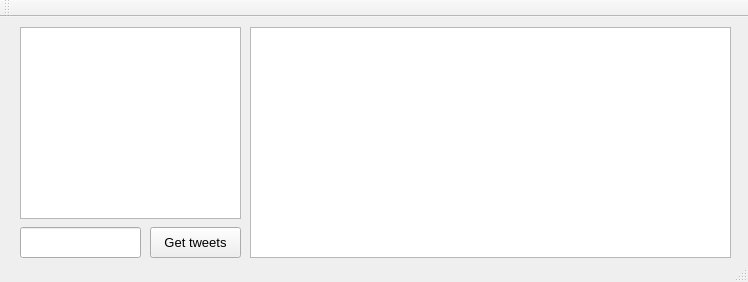
Above: Project/Hashtagger/mainwindow.ui from Aragorn2298/Pankratios_Colbert before the change. Below: the same form after it.
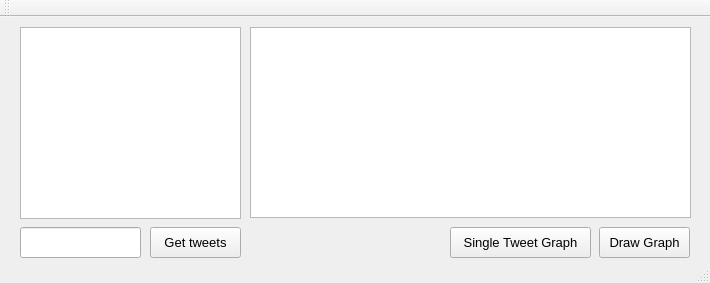
That is the form after the change.

```diff
--- a/Project/Hashtagger/mainwindow.ui
+++ b/Project/Hashtagger/mainwindow.ui
@@ -6,8 +6,8 @@
    <rect>
     <x>0</x>
     <y>0</y>
-    <width>748</width>
-    <height>282</height>
+    <width>710</width>
+    <height>283</height>
    </rect>
   </property>
   <property name="font">
@@ -66,8 +66,8 @@
      <rect>
       <x>250</x>
       <y>10</y>
-      <width>481</width>
-      <height>231</height>
+      <width>441</width>
+      <height>191</height>
      </rect>
     </property>
     <property name="font">
@@ -79,6 +79,37 @@
      </font>
     </property>
    </widget>
+   <widget class="QPushButton" name="drawGraphBtn">
+    <property name="geometry">
+     <rect>
+      <x>599</x>
+      <y>210</y>
+      <width>91</width>
+      <height>31</height>
+     </rect>
+    </property>
+    <property name="text">
+     <string>Draw Graph</string>
+    </property>
+   </widget>
+   <widget class="QPushButton" name="singleTweetBtn">
+    <property name="geometry">
+     <rect>
+      <x>450</x>
+      <y>210</y>
+      <width>141</width>
+      <height>31</height>
+     </rect>
+    </property>
+    <property name="font">
+     <font>
+      <pointsize>10</pointsize>
+     </font>
+    </property>
+    <property name="text">
+     <string>Single Tweet Graph</string>
+    </property>
+   </widget>
   </widget>
   <widget class="QToolBar" name="mainToolBar">
    <attribute name="toolBarArea">
```
